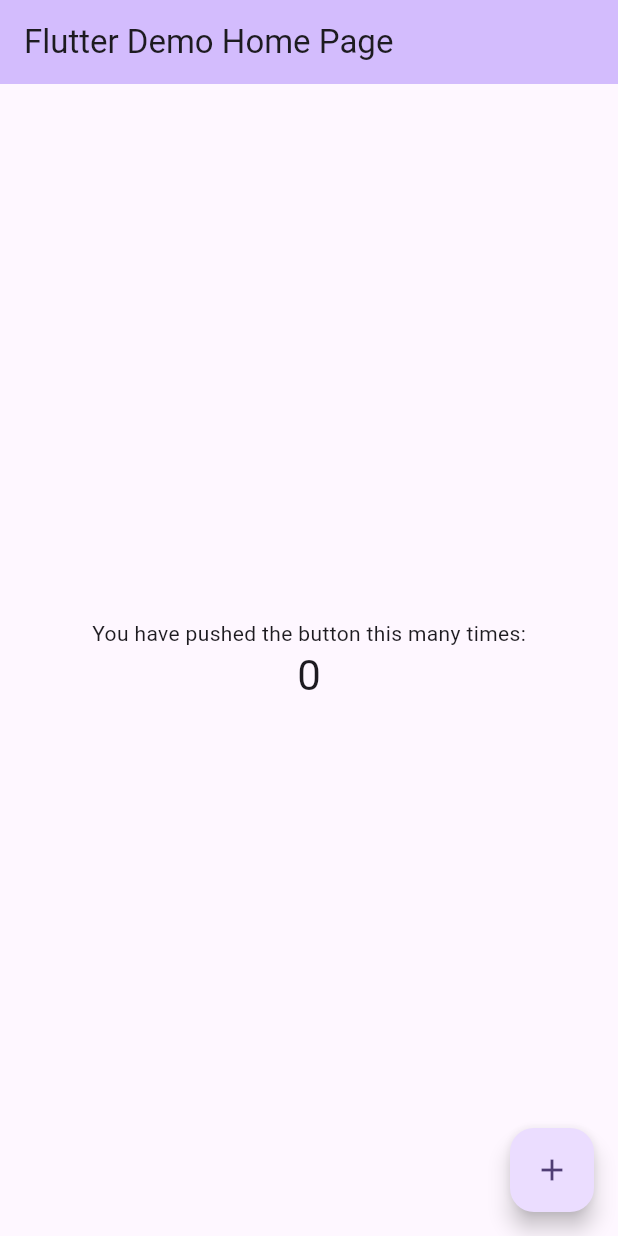
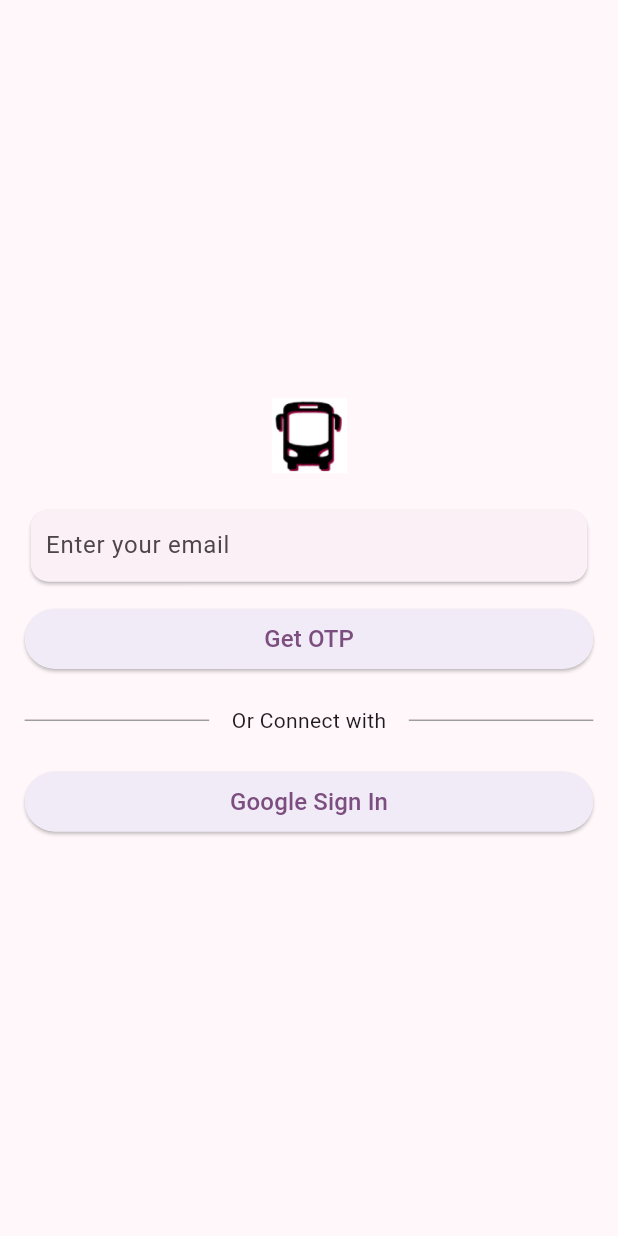
Before and after one commit to bus-livery/bus_livery_frontend, a Flutter app: the screen it shows after launch, on a phone screen of 412 x 824 dp. Run offline on Flutter 3.47's test engine with Material 3 defaults, Android fonts, the phone set to English and light mode, and no system bars; our stand-ins replace flutter_screenutil.

Commit message:
login screen completed

```diff
--- /dev/null
+++ b/lib/common_widgets/ww_buttons.dart
@@ -0,0 +1,41 @@
+import 'package:flutter/material.dart';
+import 'package:livery/common_widgets/ww_text.dart';
+
+class WWButton extends StatelessWidget {
+  final String text;
+  final VoidCallback onPressed;
+  final Color? color;
+  final double fontSize;
+  final IconData? icon; // Add an optional icon parameter
+
+  const WWButton({
+    super.key,
+    required this.text,
+    required this.onPressed,
+    this.color,
+    this.fontSize = 16.0,
+    this.icon,
+  });
+
+  @override
+  Widget build(BuildContext context) {
+    return ElevatedButton(
+      onPressed: onPressed,
+      style: ElevatedButton.styleFrom(surfaceTintColor: color),
+      child: Row(
+        mainAxisSize: MainAxisSize.max,
+        mainAxisAlignment: MainAxisAlignment.center,
+        children: [
+          WwText(
+            text: text,
+            style: TextStyle(fontSize: fontSize),
+          ),
+          if (icon != null) ...[
+            const SizedBox(width: 8), // Add some space between text and icon
+            Icon(icon),
+          ],
+        ],
+      ),
+    );
+  }
+}
--- /dev/null
+++ b/lib/common_widgets/ww_text.dart
@@ -0,0 +1,49 @@
+import 'package:flutter/material.dart';
+
+class WwText extends StatelessWidget {
+  final String text;
+  final TextStyle? style;
+  final TextAlign textAlign;
+  final int maxLines;
+  final TextOverflow overflow;
+
+  const WwText({
+    super.key,
+    required this.text,
+    this.style,
+    this.textAlign = TextAlign.start,
+    this.maxLines = 1,
+    this.overflow = TextOverflow.ellipsis,
+  });
+
+  @override
+  Widget build(BuildContext context) {
+    return Text(
+      text,
+      style: style,
+      textAlign: textAlign,
+      maxLines: maxLines,
+      overflow: overflow,
+    );
+  }
+}
+
+class TextStyles {
+  static const TextStyle heading = TextStyle(
+    fontSize: 24.0,
+    fontWeight: FontWeight.bold,
+    color: Colors.black,
+  );
+
+  static const TextStyle subheading = TextStyle(
+    fontSize: 20.0,
+    fontWeight: FontWeight.w600,
+    color: Colors.black,
+  );
+
+  static const TextStyle body = TextStyle(
+    fontSize: 16.0,
+    fontWeight: FontWeight.normal,
+    color: Colors.black,
+  );
+}
--- /dev/null
+++ b/lib/common_widgets/ww_textfield.dart
@@ -0,0 +1,60 @@
+import 'package:flutter/material.dart';
+
+class WWTextField extends StatelessWidget {
+  final Function(String)? onChanged;
+  final TextEditingController controller;
+  final Function()? suffixTap;
+  final IconData? suffixIcon;
+  final String? hintText;
+  final String? labelText;
+
+  final bool description;
+  final TextInputType keyboardType;
+  final int? maxLines;
+  final bool obscureText;
+  final bool autofocus;
+  const WWTextField(
+      {super.key,
+      this.onChanged,
+      required this.controller,
+      this.suffixTap,
+      this.hintText,
+      this.labelText,
+      this.suffixIcon,
+      this.description = false,
+      this.keyboardType = TextInputType.name,
+      this.obscureText = false,
+      this.maxLines,
+      this.autofocus = false});
+
+  @override
+  Widget build(BuildContext context) {
+    return Card(
+      child: TextField(
+          onChanged: onChanged,
+          controller: controller,
+          autofocus: autofocus,
+          keyboardType: keyboardType,
+          expands: description,
+          obscureText: obscureText,
+          maxLines: maxLines,
+
+          // style: const TextStyle(color: Colors.black),
+          decoration: InputDecoration(
+            // filled: true,
+            hintText: hintText,
+            labelText: labelText,
+            border: InputBorder.none,
+            contentPadding: const EdgeInsets.all(10),
+            suffixIcon: suffixTap == null
+                ? null
+                : GestureDetector(
+                    onTap: () => suffixTap!(),
+                    child: Icon(
+                      suffixIcon ?? Icons.search,
+                      color: Colors.black,
+                    )),
+          )),
+    );
+  }
+}
--- /dev/null
+++ b/lib/features/authentication/view/login_screen.dart
@@ -0,0 +1,55 @@
+import 'package:flutter/material.dart';
+import 'package:livery/common_widgets/ww_buttons.dart';
+import 'package:livery/common_widgets/ww_text.dart';
+import 'package:livery/common_widgets/ww_textfield.dart';
+import 'package:livery/utils/app_size.dart';
+import 'package:livery/utils/app_theme.dart';
+
+class LoginScreen extends StatelessWidget {
+  const LoginScreen({super.key});
+
+  @override
+  Widget build(BuildContext context) {
+    return Scaffold(
+      body: Padding(
+        padding: AppSize.swPadding,
+        child: Center(
+          child: Column(
+            mainAxisAlignment: MainAxisAlignment.center,
+            children: [
+              Image.asset('assets/images/logo.png', height: 50),
+              AppSize.sizedBox4h,
+              WWTextField(
+                  controller: TextEditingController(),
+                  hintText: 'Enter your email'),
+              AppSize.sizedBox2h,
+              WWButton(
+                text: 'Get OTP',
+                onPressed: () {},
+                color: appColors.cPrimary,
+              ),
+              AppSize.sizedBox4h,
+              Row(
+                children: [
+                  Flexible(child: Divider(color: appColors.cGrey)),
+                  const Padding(
+                    padding: EdgeInsets.symmetric(horizontal: 15),
+                    child: WwText(text: 'Or Connect with'),
+                  ),
+                  Flexible(child: Divider(color: appColors.cGrey)),
+                ],
+              ),
+              AppSize.sizedBox4h,
+              WWButton(
+                text: 'Google Sign In',
+                // icon: Icons.stop_circle_sharp,
+                onPressed: () {},
+                color: appColors.cPrimary,
+              ),
+            ],
+          ),
+        ),
+      ),
+    );
+  }
+}
--- a/lib/main.dart
+++ b/lib/main.dart
@@ -1,6 +1,10 @@
 import 'package:flutter/material.dart';
+import 'package:flutter_screenutil/flutter_screenutil.dart';
+import 'package:livery/features/authentication/view/login_screen.dart';
 
-void main() {
+void main() async {
+  await WidgetsFlutterBinding.ensureInitialized();
+  await ScreenUtil.ensureScreenSize();
   runApp(const MyApp());
 }
 
@@ -10,116 +14,28 @@ class MyApp extends StatelessWidget {
   // This widget is the root of your application.
   @override
   Widget build(BuildContext context) {
-    return MaterialApp(
-      title: 'Flutter Demo',
-      theme: ThemeData(
-        // This is the theme of your application.
-        //
-        // TRY THIS: Try running your application with "flutter run". You'll see
-        // the application has a purple toolbar. Then, without quitting the app,
-        // try changing the seedColor in the colorScheme below to Colors.green
-        // and then invoke "hot reload" (save your changes or press the "hot
-        // reload" button in a Flutter-supported IDE, or press "r" if you used
-        // the command line to start the app).
-        //
-        // Notice that the counter didn't reset back to zero; the application
-        // state is not lost during the reload. To reset the state, use hot
-        // restart instead.
-        //
-        // This works for code too, not just values: Most code changes can be
-        // tested with just a hot reload.
-        colorScheme: ColorScheme.fromSeed(seedColor: Colors.deepPurple),
-        useMaterial3: true,
-      ),
-      home: const MyHomePage(title: 'Flutter Demo Home Page'),
-    );
+    return ScreenUtilInit(
+        minTextAdapt: true,
+        splitScreenMode: false,
+        designSize: const Size(376, 814),
+        builder: (context, snapshot) {
+          return MaterialApp(
+              title: 'Flutter Demo',
+              darkTheme: ThemeData(
+                colorScheme: ColorScheme.fromSeed(
+                    brightness: Brightness.dark, seedColor: Colors.purple),
+                useMaterial3: true,
+              ),
+              themeMode: ThemeMode.light,
+              theme: ThemeData(
+                colorScheme: ColorScheme.fromSeed(
+                    // surface: Colors.white,
+                    // background: Colors.white,
+                    brightness: Brightness.light,
+                    seedColor: Colors.purple),
+                useMaterial3: true,
+              ),
+              home: LoginScreen());
+        });
   }
 }
-
-class MyHomePage extends StatefulWidget {
-  const MyHomePage({super.key, required this.title});
-
-  // This widget is the home page of your application. It is stateful, meaning
-  // that it has a State object (defined below) that contains fields that affect
-  // how it looks.
-
-  // This class is the configuration for the state. It holds the values (in this
-  // case the title) provided by the parent (in this case the App widget) and
-  // used by the build method of the State. Fields in a Widget subclass are
-  // always marked "final".
-
-  final String title;
-
-  @override
-  State<MyHomePage> createState() => _MyHomePageState();
-}
-
-class _MyHomePageState extends State<MyHomePage> {
-  int _counter = 0;
-
-  void _incrementCounter() {
-    setState(() {
-      // This call to setState tells the Flutter framework that something has
-      // changed in this State, which causes it to rerun the build method below
-      // so that the display can reflect the updated values. If we changed
-      // _counter without calling setState(), then the build method would not be
-      // called again, and so nothing would appear to happen.
-      _counter++;
-    });
-  }
-
-  @override
-  Widget build(BuildContext context) {
-    // This method is rerun every time setState is called, for instance as done
-    // by the _incrementCounter method above.
-    //
-    // The Flutter framework has been optimized to make rerunning build methods
-    // fast, so that you can just rebuild anything that needs updating rather
-    // than having to individually change instances of widgets.
-    return Scaffold(
-      appBar: AppBar(
-        // TRY THIS: Try changing the color here to a specific color (to
-        // Colors.amber, perhaps?) and trigger a hot reload to see the AppBar
-        // change color while the other colors stay the same.
-        backgroundColor: Theme.of(context).colorScheme.inversePrimary,
-        // Here we take the value from the MyHomePage object that was created by
-        // the App.build method, and use it to set our appbar title.
-        title: Text(widget.title),
-      ),
-      body: Center(
-        // Center is a layout widget. It takes a single child and positions it
-        // in the middle of the parent.
-        child: Column(
-          // Column is also a layout widget. It takes a list of children and
-          // arranges them vertically. By default, it sizes itself to fit its
-          // children horizontally, and tries to be as tall as its parent.
-          //
-          // Column has various properties to control how it sizes itself and
-          // how it positions its children. Here we use mainAxisAlignment to
-          // center the children vertically; the main axis here is the vertical
-          // axis because Columns are vertical (the cross axis would be
-          // horizontal).
-          //
-          // TRY THIS: Invoke "debug painting" (choose the "Toggle Debug Paint"
-          // action in the IDE, or press "p" in the console), to see the
-          // wireframe for each widget.
-          mainAxisAlignment: MainAxisAlignment.center,
-          children: <Widget>[
-            const Text(
-              'You have pushed the button this many times:',
-            ),
-            Text(
-              '$_counter',
-              style: Theme.of(context).textTheme.headlineMedium,
-            ),
-          ],
-        ),
-      ),
-      floatingActionButton: FloatingActionButton(
-        onPressed: _incrementCounter,
-        tooltip: 'Increment',
-        child: const Icon(Icons.add),
-      ), // This trailing comma makes auto-formatting nicer for build methods.
-    );
-  }
-}
--- /dev/null
+++ b/lib/utils/app_size.dart
@@ -0,0 +1,14 @@
+import 'package:flutter/material.dart';
+import 'package:flutter_screenutil/flutter_screenutil.dart';
+
+final class AppSize {
+  static final screenWidth = SizedBox(width: 15.w);
+  static final screenHeight = SizedBox(height: 15.h);
+
+  static final swPadding = EdgeInsets.symmetric(horizontal: 15.w);
+
+  static final sizedBox1h = SizedBox(height: 05.h);
+  static final sizedBox2h = SizedBox(height: 10.h);
+  static final sizedBox3h = SizedBox(height: 15.h);
+  static final sizedBox4h = SizedBox(height: 20.h);
+}
--- a/pubspec.yaml
+++ b/pubspec.yaml
@@ -35,6 +35,7 @@ dependencies:
   # The following adds the Cupertino Icons font to your application.
   # Use with the CupertinoIcons class for iOS style icons.
   cupertino_icons: ^1.0.8
+  flutter_screenutil: ^5.9.3
 
 dev_dependencies:
   flutter_test:
@@ -59,9 +60,8 @@ flutter:
   uses-material-design: true
 
   # To add assets to your application, add an assets section, like this:
-  # assets:
-  #   - images/a_dot_burr.jpeg
-  #   - images/a_dot_ham.jpeg
+  assets:
+    - assets/images/
 
   # An image asset can refer to one or more resolution-specific "variants", see
   # https://flutter.dev/to/resolution-aware-images
```
Also changed, not shown: lib/common_widgets/ww_column.dart (added, +59 -0 lines), lib/utils/app_theme.dart (added, +171 -0 lines), assets/images/logo.png (added), pubspec.lock.
